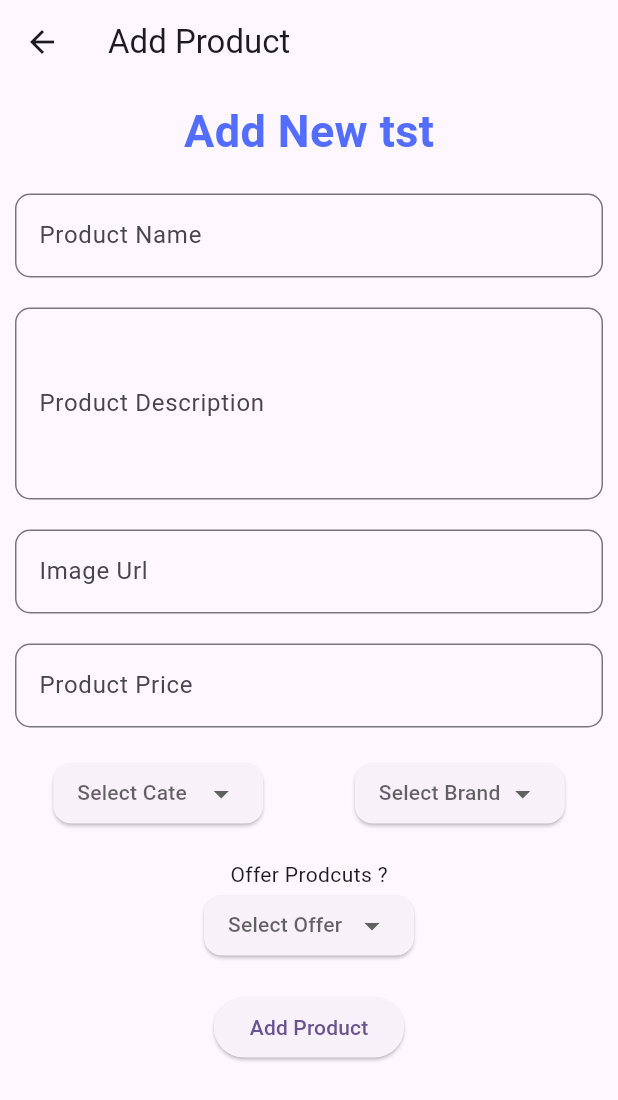
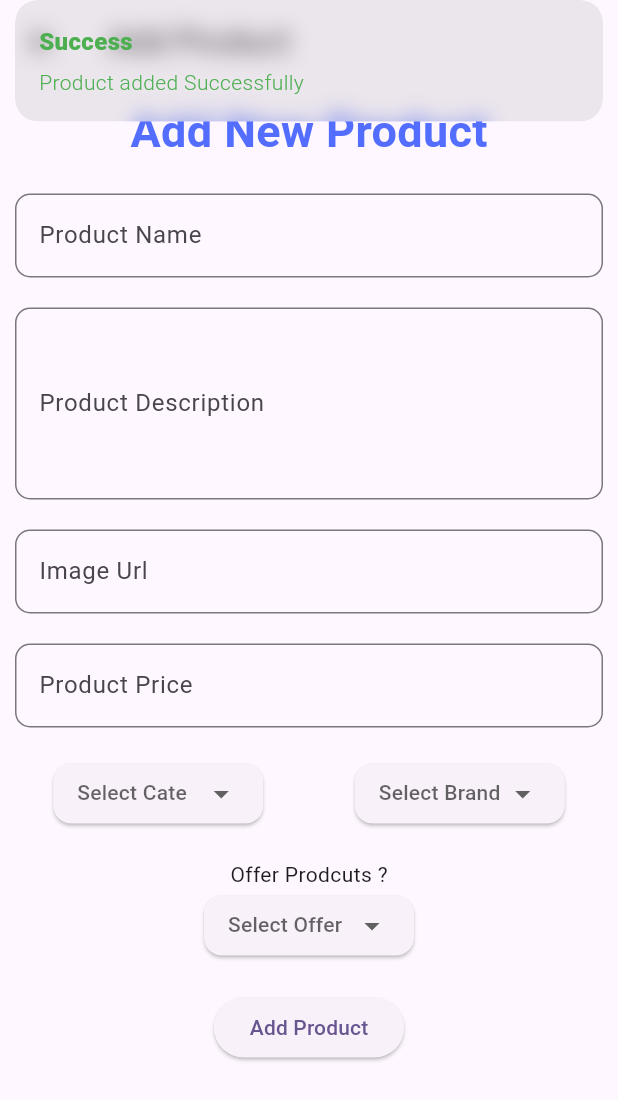
Before and after one commit to shubhamm5g/footwere_store_app, a Flutter app: the AddProductPage screen opened directly, after a tap on "Add Product", on a phone screen of 412 x 824 dp. Shown: the top 1100 px of the screen. Run offline on Flutter 3.47's test engine with Material 3 defaults, Android fonts, the phone set to English and light mode, and no system bars; drawn by our look-alikes of dropdown_button2; our stand-ins replace cloud_firestore, firebase_core, get; accounts and stored records are empty.

Commit message:
add product done

```diff
--- a/lib/controller/home_controller.dart
+++ b/lib/controller/home_controller.dart
@@ -1,7 +1,19 @@
 import 'package:cloud_firestore/cloud_firestore.dart';
+import 'package:flutter/material.dart';
 import 'package:get/get.dart';
 
+import '../model/product_model.dart';
+
 class HomeController extends GetxController {
+  TextEditingController productNameController = TextEditingController();
+  TextEditingController productDescriptionController = TextEditingController();
+  TextEditingController productImageController = TextEditingController();
+  TextEditingController productPriceController = TextEditingController();
+
+  String category = "";
+  String brand = "";
+  bool offer = false;
+
   FirebaseFirestore firestore = FirebaseFirestore.instance;
   late CollectionReference productCollection;
   @override
@@ -11,7 +23,25 @@ class HomeController extends GetxController {
   }
 
   addProduct() {
-    DocumentReference doc = productCollection.doc();
+    try {
+      DocumentReference doc = productCollection.doc();
+      Product product = Product(
+        id: doc.id,
+        name: productNameController.text,
+        image: productImageController.text,
+        description: productDescriptionController.text,
+        price: double.tryParse(productPriceController.text),
+        offers: offer,
+        catogery: category,
+        brand: brand,
+      );
 
+      final productJson = product.toJson();
+      doc.set(productJson);
+      Get.snackbar("Success", "Product added Successfully",
+          colorText: Colors.green);
+    } catch (e) {
+      print(e);
+    }
   }
 }
--- a/lib/main.dart
+++ b/lib/main.dart
@@ -9,7 +9,7 @@ import 'package:get/get.dart';
 Future main() async {
   Get.put(HomeController());
   WidgetsFlutterBinding.ensureInitialized();
-  Firebase.initializeApp(options: DefaultFirebaseOptions.currentPlatform);
+  await Firebase.initializeApp(options: DefaultFirebaseOptions.currentPlatform);
   runApp(const MainApp());
 }
 
--- a/lib/model/product_model.dart
+++ b/lib/model/product_model.dart
@@ -1,6 +1,6 @@
 import 'package:json_annotation/json_annotation.dart';
 
-part 'product.g.dart';
+part 'product_model.g.dart';
 
 @JsonSerializable()
 class Product {
--- a/lib/screens/add_product_page.dart
+++ b/lib/screens/add_product_page.dart
@@ -17,7 +17,7 @@ class AddProductPage extends StatelessWidget {
             width: double.maxFinite,
             child: Column(children: [
               const Text(
-                "Add New tst",
+                "Add New Product",
                 style: TextStyle(
                     fontSize: 30,
                     fontWeight: FontWeight.bold,
@@ -25,6 +25,7 @@ class AddProductPage extends StatelessWidget {
               ),
               HSpace(),
               TextField(
+                controller: controller.productNameController,
                 decoration: InputDecoration(
                     border: OutlineInputBorder(
                         borderRadius: BorderRadius.circular(10)),
@@ -33,6 +34,7 @@ class AddProductPage extends StatelessWidget {
               ),
               const HSpace(),
               TextField(
+                controller: controller.productDescriptionController,
                 maxLines: 4,
                 decoration: InputDecoration(
                     border: OutlineInputBorder(
@@ -42,6 +44,7 @@ class AddProductPage extends StatelessWidget {
               ),
               const HSpace(),
               TextField(
+                controller: controller.productImageController,
                 decoration: InputDecoration(
                     border: OutlineInputBorder(
                         borderRadius: BorderRadius.circular(10)),
@@ -50,6 +53,7 @@ class AddProductPage extends StatelessWidget {
               ),
               const HSpace(),
               TextField(
+                controller: controller.productPriceController,
                 decoration: InputDecoration(
                     border: OutlineInputBorder(
                         borderRadius: BorderRadius.circular(10)),
@@ -61,14 +65,18 @@ class AddProductPage extends StatelessWidget {
                 children: [
                   Flexible(
                       child: DropDownBtn(
-                    onSelected: (selectedValue) {},
+                    onSelected: (selectedValue) {
+                      controller.category = selectedValue ?? "";
+                    },
                     selectedItemText: "Select Cate",
                     items: ['Cate1', 'Cate2', 'Cate3'],
                   )),
                   const WSpace(),
                   Flexible(
                       child: DropDownBtn(
-                    onSelected: (selectedValue) {},
+                    onSelected: (selectedValue) {
+                      controller.brand = selectedValue ?? "";
+                    },
                     selectedItemText: "Select Brand",
                     items: ['Brand1', 'Brand2', 'Brand3'],
                   )),
@@ -77,12 +85,19 @@ class AddProductPage extends StatelessWidget {
               const HSpace(),
               Text("Offer Prodcuts ?"),
               DropDownBtn(
-                onSelected: (selectedValue) {},
+                onSelected: (selectedValue) {
+                  controller.offer =
+                      bool.tryParse(selectedValue ?? "false") ?? false;
+                },
                 selectedItemText: "Select Offer",
                 items: ['true', "false"],
               ),
               HSpace(),
-              ElevatedButton(onPressed: () {}, child: Text("Add Product"))
+              ElevatedButton(
+                  onPressed: () {
+                    controller.addProduct();
+                  },
+                  child: Text("Add Product"))
             ]),
           ),
         ),
--- a/pubspec.yaml
+++ b/pubspec.yaml
@@ -15,6 +15,9 @@ dependencies:
   flutter:
     sdk: flutter
   get: ^4.6.6
+  build_runner: ^2.4.8
+  json_serializable: ^6.7.1
+  json_annotation: ^4.8.1
 
 
 
@@ -22,8 +25,7 @@ dev_dependencies:
   flutter_test:
     sdk: flutter
   flutter_lints: ^3.0.1
-  build_runner: ^2.4.8
-  json_serializable: ^6.7.1
+
 
 flutter:
   uses-material-design: true
```
Also changed, not shown: lib/firebase_options.dart, lib/model/product_model.g.dart (added), pubspec.lock.
